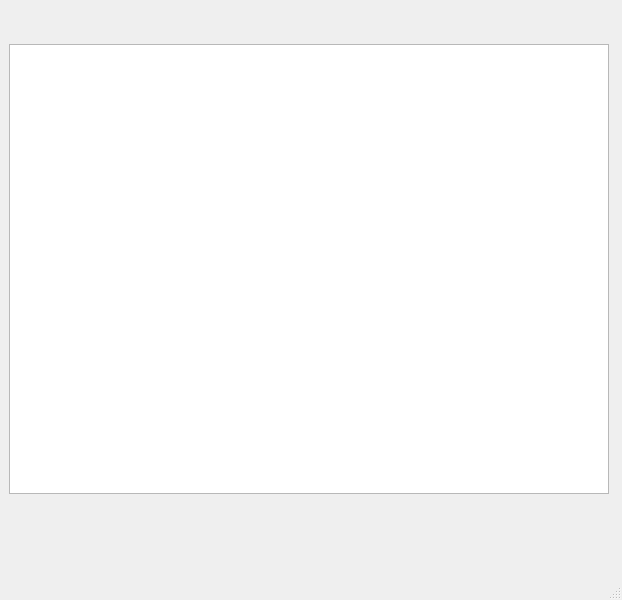
The window that ui/main.ui (Protocs/OkayMaps) describes before a commit, drawn with Qt 5.
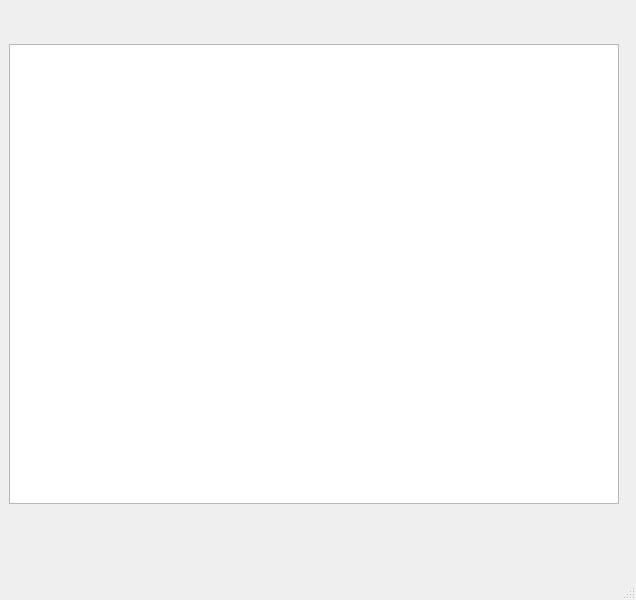
The same window after the commit.

```diff
--- a/ui/main.ui
+++ b/ui/main.ui
@@ -6,7 +6,7 @@
    <rect>
     <x>0</x>
     <y>0</y>
-    <width>622</width>
+    <width>636</width>
     <height>600</height>
    </rect>
   </property>
@@ -19,8 +19,8 @@
      <widget class="QGraphicsView" name="map">
       <property name="minimumSize">
        <size>
-        <width>600</width>
-        <height>450</height>
+        <width>610</width>
+        <height>460</height>
        </size>
       </property>
       <property name="maximumSize">
```
Left out of the diff: 4 changed lines with no effect on the pictures.
